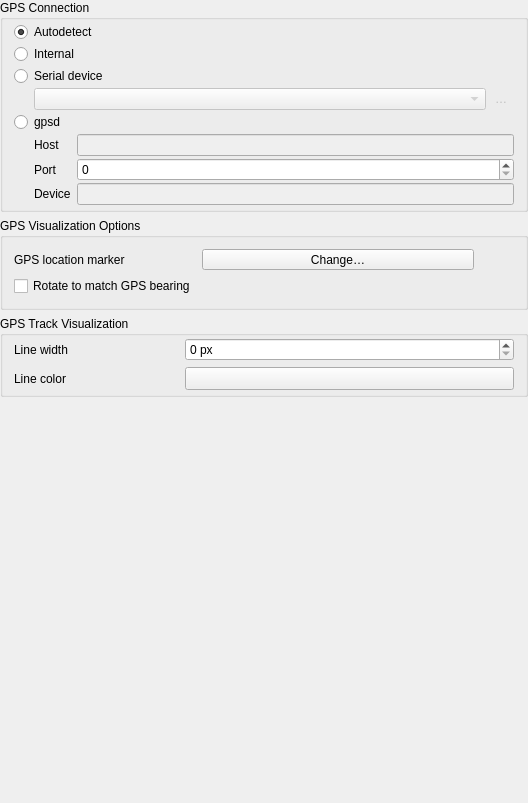
First picture: the form in src/ui/qgsgpsoptionswidgetbase.ui, repository qgis/QGIS, before the edit.
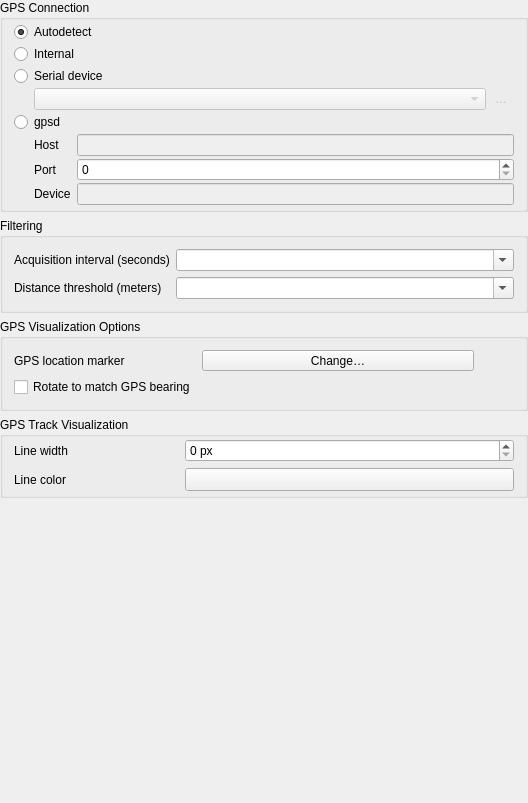
Second picture: the form after the edit. Icons and pictures are not drawn. Custom widgets are drawn as their Qt base class.

Commit message:
[gps] Move GPS track point filtering settings to settings GPS pane
These are infrequently changed settings

```diff
--- a/src/ui/qgsgpsoptionswidgetbase.ui
+++ b/src/ui/qgsgpsoptionswidgetbase.ui
@@ -194,7 +194,7 @@
      </layout>
     </widget>
    </item>
-   <item row="4" column="0">
+   <item row="5" column="0">
     <widget class="QgsCollapsibleGroupBox" name="groupBox_3">
      <property name="title">
       <string>GPS Track Visualization</string>
@@ -249,7 +249,44 @@
      </layout>
     </widget>
    </item>
-   <item row="5" column="0">
+   <item row="3" column="0">
+    <widget class="QgsCollapsibleGroupBox" name="groupBox_4">
+     <property name="title">
+      <string>Filtering</string>
+     </property>
+     <layout class="QGridLayout" name="gridLayout_14" columnstretch="0,1">
+      <item row="1" column="1">
+       <widget class="QComboBox" name="mCboDistanceThreshold">
+        <property name="editable">
+         <bool>true</bool>
+        </property>
+       </widget>
+      </item>
+      <item row="1" column="0">
+       <widget class="QLabel" name="label_9">
+        <property name="text">
+         <string>Distance threshold (meters)</string>
+        </property>
+       </widget>
+      </item>
+      <item row="0" column="0">
+       <widget class="QLabel" name="label_8">
+        <property name="text">
+         <string>Acquisition interval (seconds)</string>
+        </property>
+       </widget>
+      </item>
+      <item row="0" column="1">
+       <widget class="QComboBox" name="mCboAcquisitionInterval">
+        <property name="editable">
+         <bool>true</bool>
+        </property>
+       </widget>
+      </item>
+     </layout>
+    </widget>
+   </item>
+   <item row="6" column="0">
     <spacer name="verticalSpacer">
      <property name="orientation">
       <enum>Qt::Vertical</enum>
@@ -262,7 +299,7 @@
      </property>
     </spacer>
    </item>
-   <item row="3" column="0">
+   <item row="4" column="0">
     <widget class="QgsCollapsibleGroupBox" name="groupBox_2">
      <property name="title">
       <string>GPS Visualization Options</string>
```
The commit also changes 8 other files.
